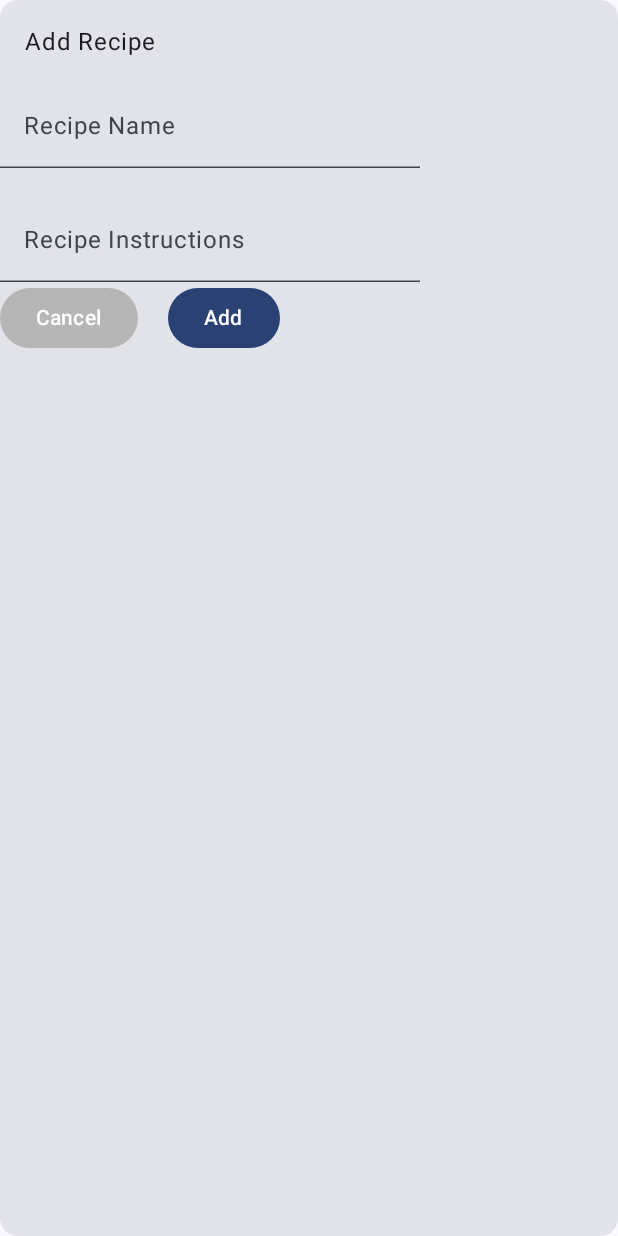
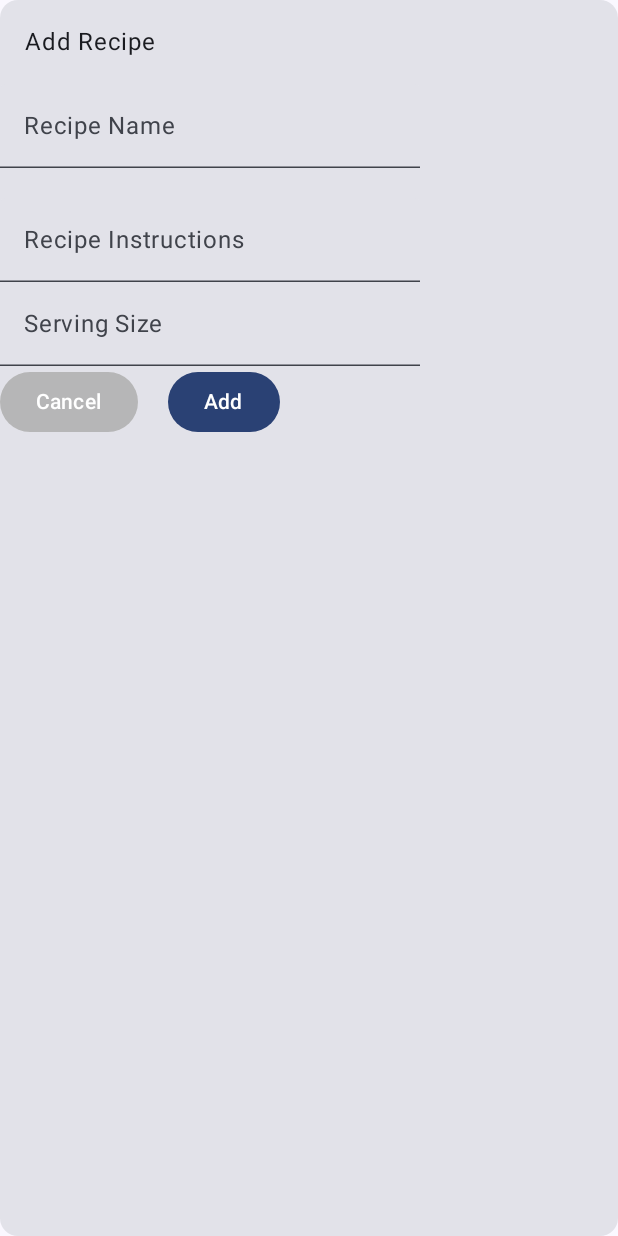
Before and after one commit to NeonBurst/DeliciousAndy, an Android app built with Jetpack Compose: the screen it shows after launch (MainActivity), after a tap on "Add button", on a phone screen of 412 x 824 dp. Run offline under Robolectric (Android 15) with nearby library versions, the phone set to English and light mode, and no system bars.

Commit message:
Feature/serving size (#18)
* Added text field for serving size

* Recipe includes servingSize

* If you have no recipes no recipes text is displayed

* servingSize is displayed

---------

Co-authored-by: Nestor <nestorchaoberger@gmail.com>

```diff
--- a/app/src/main/kotlin/com/example/deliciousandy/MainActivity.kt
+++ b/app/src/main/kotlin/com/example/deliciousandy/MainActivity.kt
@@ -4,7 +4,6 @@ import android.os.Bundle
 import android.widget.Toast
 import androidx.activity.ComponentActivity
 import androidx.activity.compose.setContent
-import androidx.activity.result.contract.ActivityResultContracts
 import androidx.compose.foundation.layout.Column
 import androidx.compose.foundation.layout.Row
 import androidx.compose.foundation.layout.fillMaxSize
@@ -12,6 +11,7 @@ import androidx.compose.foundation.layout.padding
 import androidx.compose.foundation.layout.size
 import androidx.compose.foundation.lazy.LazyColumn
 import androidx.compose.foundation.lazy.items
+import androidx.compose.foundation.text.KeyboardOptions
 import androidx.compose.material.icons.Icons
 import androidx.compose.material.icons.filled.Add
 import androidx.compose.material3.Button
@@ -32,6 +32,8 @@ import androidx.compose.runtime.remember
 import androidx.compose.runtime.setValue
 import androidx.compose.ui.Modifier
 import androidx.compose.ui.graphics.Color
+import androidx.compose.ui.text.TextStyle
+import androidx.compose.ui.text.input.KeyboardType
 import androidx.compose.ui.text.style.TextAlign
 import androidx.compose.ui.unit.dp
 import com.example.deliciousandy.components.RecipeCard
@@ -76,11 +78,15 @@ class MainActivity : ComponentActivity() {
                         modifier = Modifier
                             .padding(padding)
                     ) {
-                        LazyColumn {
-                            items(recipeList) { sample ->
-                                RecipeCard(sample)
+                        if (recipeList.size > 0) {
+                            LazyColumn {
+                                items(recipeList) { sample ->
+                                    RecipeCard(sample)
 
+                                }
                             }
+                        } else {
+                            Text("No Data", color = Color.Gray, textAlign = TextAlign.Center, modifier = Modifier.padding(16.dp), style = MaterialTheme.typography.titleLarge)
                         }
 
                     }
@@ -123,7 +129,18 @@ class MainActivity : ComponentActivity() {
 
                                 )
 
-                            ActivityResultContracts.PickVisualMedia()
+                            var servingSize by remember { mutableStateOf("") }
+                            TextField(
+                                value = servingSize,
+                                onValueChange = { newText ->
+                                    servingSize = newText
+                                },
+                                label = { Text(text = "Serving Size") },
+                                keyboardOptions = KeyboardOptions(keyboardType = KeyboardType.Number)
+
+                                )
+
+
 
                             Row {
                                 Button(
@@ -140,7 +157,7 @@ class MainActivity : ComponentActivity() {
                                 Divider(modifier = Modifier.size(20.dp), color = Color.Transparent)
 
                                 Button(onClick = {
-                                    addRecipe(Recipe(titleText, bodyText))
+                                    addRecipe(Recipe(titleText, bodyText, servingSize = servingSize.toInt()))
                                     showAddUI = false
                                 }) {
                                     Text("Add")
--- a/app/src/main/kotlin/com/example/deliciousandy/data/AppData.kt
+++ b/app/src/main/kotlin/com/example/deliciousandy/data/AppData.kt
@@ -1,4 +1,6 @@
 package com.example.deliciousandy.data
+
+import com.example.deliciousandy.data.Recipe
 
 data class AppData(
     var username: String = "",
--- a/app/src/main/kotlin/com/example/deliciousandy/data/Recipe.kt
+++ b/app/src/main/kotlin/com/example/deliciousandy/data/Recipe.kt
@@ -3,5 +3,6 @@ package com.example.deliciousandy.data
 data class Recipe(
     val name: String,
     val body: String,
+    val servingSize: Int = 1,
     var starred: Boolean = false
 )
```
Also changed, not shown: app/src/main/kotlin/com/example/deliciousandy/components/RecipeCard.kt (+14 -1 lines).
